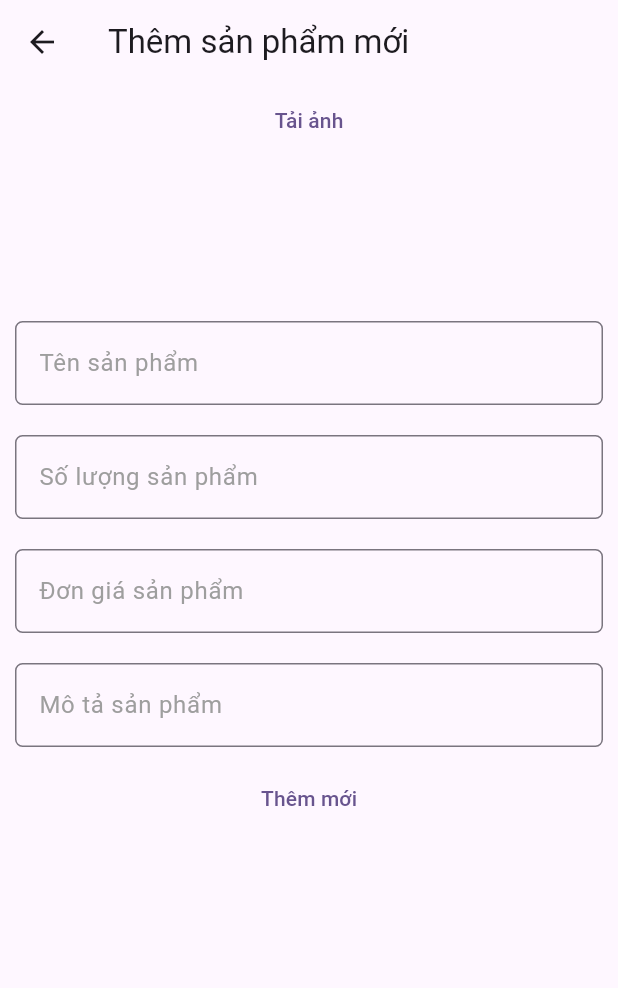
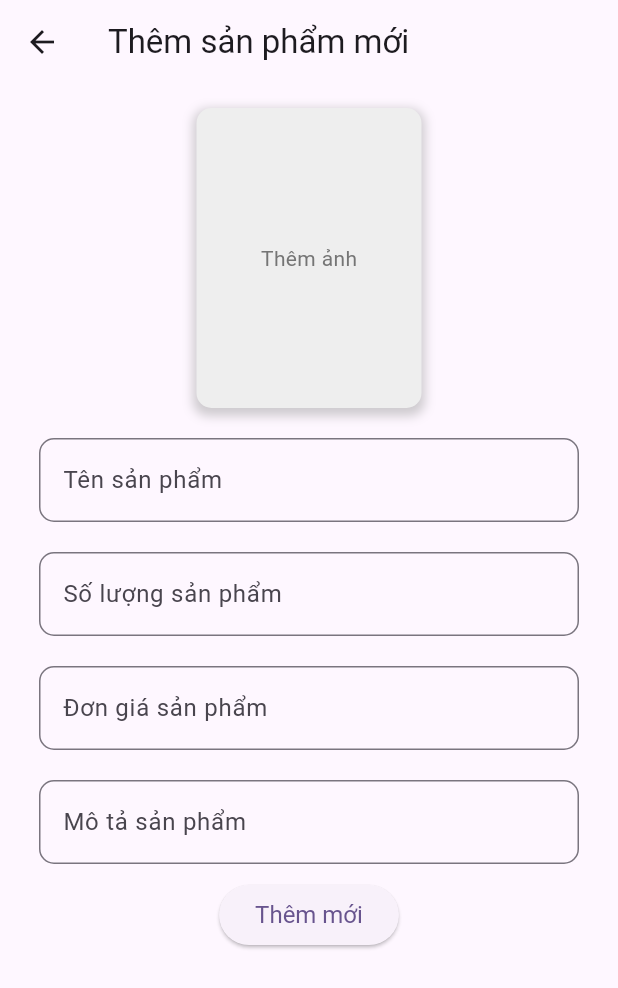
Before and after one commit to VinhLe20/BookStore, a Flutter app: the ProductAdd screen opened directly, on a phone screen of 412 x 824 dp. Shown: the top 988 px of the screen. Run offline on Flutter 3.47's test engine with Material 3 defaults, Android fonts, the phone set to English and light mode, and no system bars; our stand-ins replace firebase_auth, firebase_core, image_picker; accounts and stored records are empty; network calls fail.

Commit message:
update ProductManager ProductAdd ProuctEdit

```diff
--- a/lib/Views/ProductAddScreen.dart
+++ b/lib/Views/ProductAddScreen.dart
@@ -44,30 +44,43 @@ class _ProductAddState extends State<ProductAdd> {
         ),
       ),
       body: SingleChildScrollView(
+        padding: EdgeInsets.all(16.0),
         child: Column(
+          crossAxisAlignment: CrossAxisAlignment.center,
           children: [
-            TextButton(
-              onPressed: () async {
+            GestureDetector(
+                onTap: () async {
                   await choiceImage();
                 },
-              child: Text('Tải ảnh'),
+                child: Container(
+                  width: 150,
+                  height: 200,
+                  decoration: BoxDecoration(
+                    color: Colors.grey[200],
+                    borderRadius: BorderRadius.circular(10),
+                    boxShadow: [
+                      BoxShadow(
+                        color: Colors.grey.withOpacity(0.5),
+                        spreadRadius: 2,
+                        blurRadius: 5,
+                        offset: Offset(0, 3),
                       ),
-            Container(
-              width: 100,
-              height: 100,
+                    ],
+                  ),
                   child: _image == null
-                  ? null
+                      ? Center(
+                          child: Text('Thêm ảnh',
+                              style: TextStyle(color: Colors.grey[600])))
                       : Image.file(_image!, fit: BoxFit.cover),
-            ),
+                )),
             Padding(
-              padding: EdgeInsets.all(10),
+              padding: EdgeInsets.fromLTRB(10, 20, 10, 10),
               child: TextField(
                 controller: tensp,
                 decoration: InputDecoration(
                   labelText: 'Tên sản phẩm',
-                  labelStyle: TextStyle(color: Colors.grey),
                   border: OutlineInputBorder(
-                      borderRadius: BorderRadius.all(Radius.circular(5))),
+                      borderRadius: BorderRadius.all(Radius.circular(10))),
                 ),
               ),
             ),
@@ -77,9 +90,8 @@ class _ProductAddState extends State<ProductAdd> {
                 controller: soluongsp,
                 decoration: InputDecoration(
                   labelText: 'Số lượng sản phẩm',
-                  labelStyle: TextStyle(color: Colors.grey),
                   border: OutlineInputBorder(
-                      borderRadius: BorderRadius.all(Radius.circular(5))),
+                      borderRadius: BorderRadius.all(Radius.circular(10))),
                 ),
               ),
             ),
@@ -89,9 +101,8 @@ class _ProductAddState extends State<ProductAdd> {
                 controller: dongiasp,
                 decoration: InputDecoration(
                   labelText: 'Đơn giá sản phẩm',
-                  labelStyle: TextStyle(color: Colors.grey),
                   border: OutlineInputBorder(
-                      borderRadius: BorderRadius.all(Radius.circular(5))),
+                      borderRadius: BorderRadius.all(Radius.circular(10))),
                 ),
               ),
             ),
@@ -101,13 +112,13 @@ class _ProductAddState extends State<ProductAdd> {
                 controller: motasp,
                 decoration: InputDecoration(
                   labelText: 'Mô tả sản phẩm',
-                  labelStyle: TextStyle(color: Colors.grey),
                   border: OutlineInputBorder(
-                      borderRadius: BorderRadius.all(Radius.circular(5))),
+                      borderRadius: BorderRadius.all(Radius.circular(10))),
                 ),
               ),
             ),
-            TextButton(
+            Center(
+                child: ElevatedButton(
               onPressed: () async {
                 Product add = Product(
                     id: '',
@@ -119,7 +130,10 @@ class _ProductAddState extends State<ProductAdd> {
                 await newproduct.productAdd(add);
               },
               child: Text('Thêm mới'),
+              style: ElevatedButton.styleFrom(
+                textStyle: TextStyle(fontSize: 16),
               ),
+            ))
           ],
         ),
       ),
--- a/lib/Views/ProductManagerScreen.dart
+++ b/lib/Views/ProductManagerScreen.dart
@@ -55,7 +55,7 @@ class _ProductManagerState extends State<ProductManager> {
                             width: 100,
                             height: 150,
                             child: Image.network(
-                              "http://192.168.1.9:8012/flutter/uploads/${products[index]['hinhanh']}",
+                              "http://192.168.1.7:8012/flutter/uploads/${products[index]['hinhanh']}",
                               fit: BoxFit.cover,
                             ),
                           ),
```
Also changed, not shown: lib/Model/cardProduct.dart (+15 -6 lines), lib/Model/product.dart (+26 -4 lines), lib/Views/HomeScreen.dart (+43 -10 lines), lib/Views/ProductDetail.dart (added, +205 -0 lines), lib/Views/ProductEdit.dart (+45 -20 lines). Lines whose indentation alone changed are shown as unchanged.
